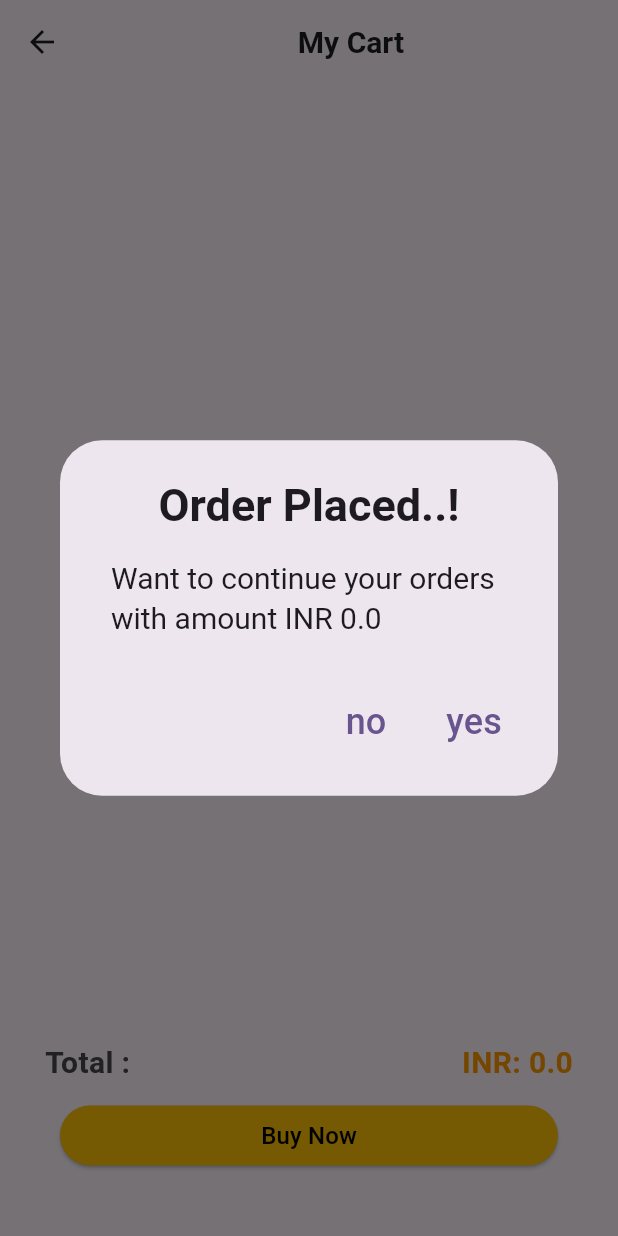
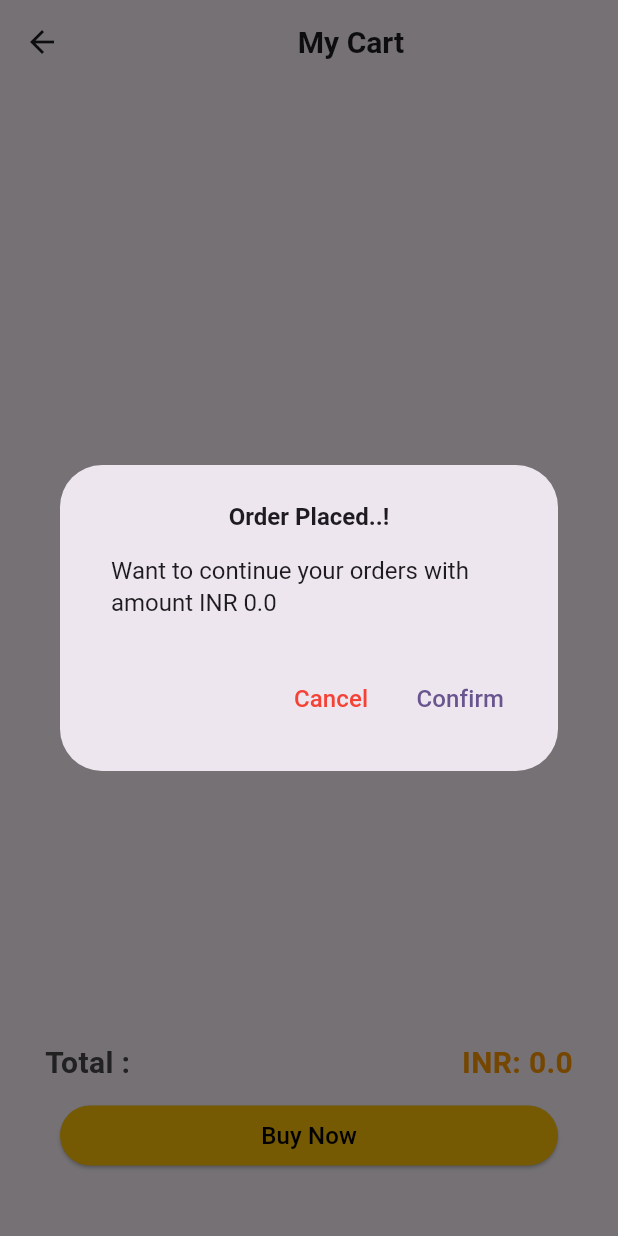
Before and after one commit to Rahulbitcot/ECommerceApp, a Flutter app: the Cart screen opened directly, after a tap on "Buy Now", on a phone screen of 412 x 824 dp. Run offline on Flutter 3.47's test engine with Material 3 defaults, Android fonts, the phone set to English and light mode, and no system bars; our stand-ins replace cloud_firestore, firebase_auth, firebase_core, flutter_credit_card, image_picker, shared_preferences and 1 more; accounts and stored records are empty; network calls fail.

Commit message:
Fixed Alert Dialog UI.

```diff
--- a/e_commerce_app/lib/widget/cart_widget.dart
+++ b/e_commerce_app/lib/widget/cart_widget.dart
@@ -196,7 +196,7 @@ class _CartWidgetState extends State<CartWidget> {
                       const Text(
                         "Order Placed..!",
                         style: TextStyle(
-                            fontSize: 30, fontWeight: FontWeight.bold),
+                            fontSize: 16, fontWeight: FontWeight.bold),
                       ),
                       const SizedBox(
                         height: 5,
@@ -206,7 +206,7 @@ class _CartWidgetState extends State<CartWidget> {
                         child: Text(
                           "Want to continue your orders with amount INR ${_calculateTotal()}",
                           style: const TextStyle(
-                            fontSize: 20,
+                            fontSize: 16,
                           ),
                         ),
                       ),
@@ -218,10 +218,9 @@ class _CartWidgetState extends State<CartWidget> {
                           Navigator.of(context).pop();
                         },
                         child: const Text(
-                          "no",
-                          style: const TextStyle(
-                            fontSize: 24,
-                          ),
+                          "Cancel",
+                          style:
+                              const TextStyle(fontSize: 16, color: Colors.red),
                         )),
                     TextButton(
                         onPressed: () {
@@ -231,9 +230,9 @@ class _CartWidgetState extends State<CartWidget> {
                                   builder: (context) => const OrderScreen()));
                         },
                         child: const Text(
-                          "yes",
+                          "Confirm",
                           style: TextStyle(
-                            fontSize: 24,
+                            fontSize: 16,
                           ),
                         )),
                   ],
```
